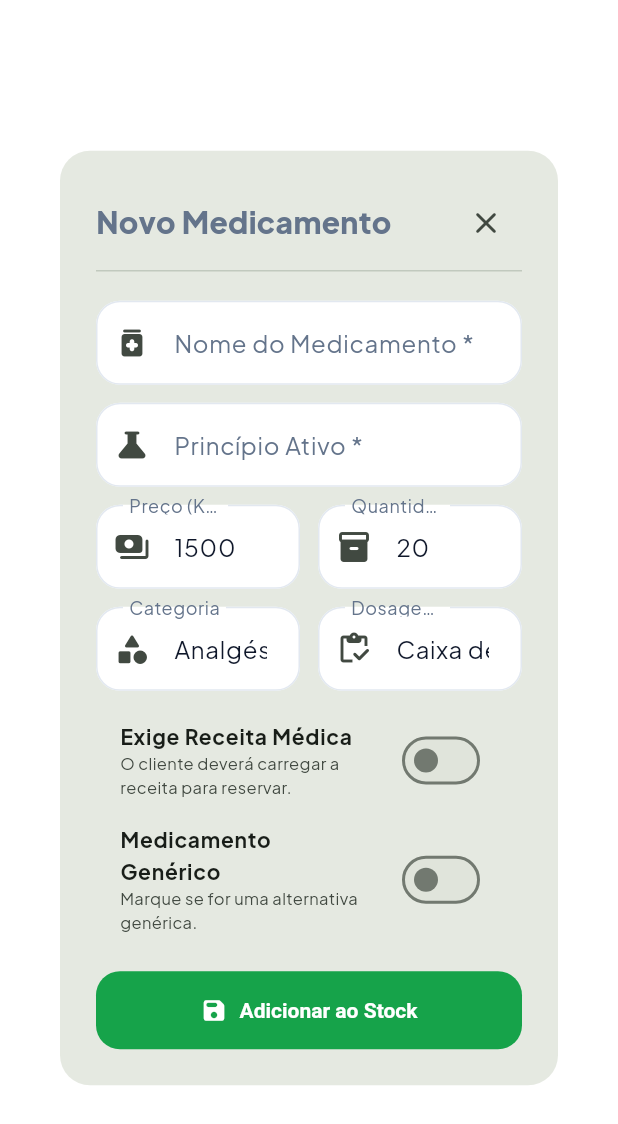
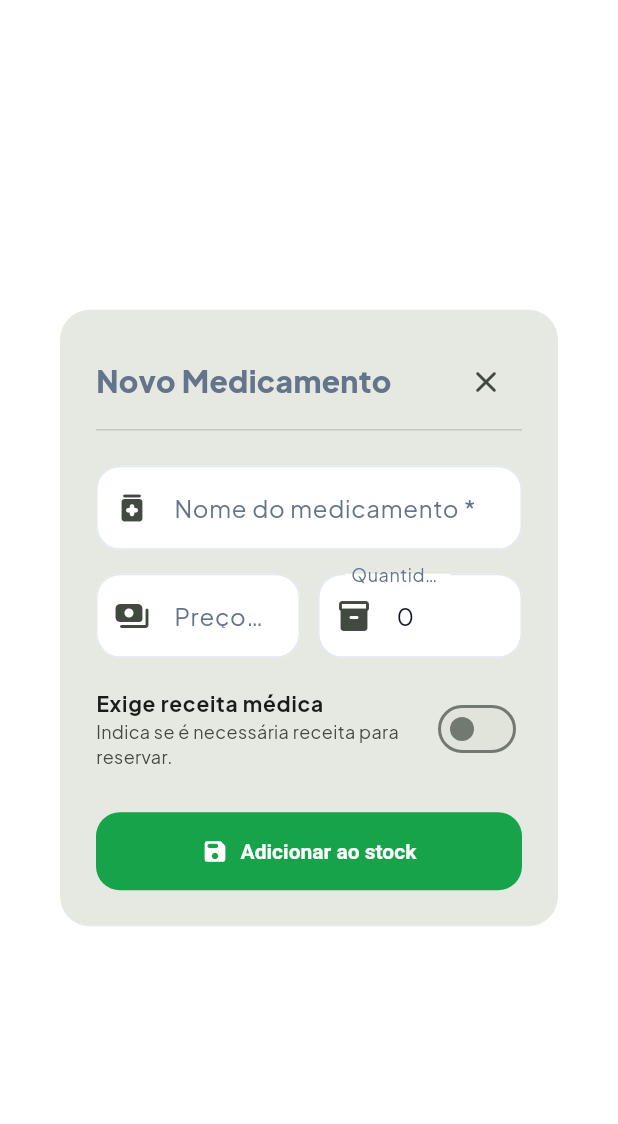
Before and after one commit to leandrofarmaja/farmaja_flutter_project, a Flutter app: the AddEditMedicineDialog widget shown alone on an empty page, opened directly with empty values, on a phone screen of 412 x 824 dp. Shown: the top 1124 px of the screen. Run offline on Flutter 3.47's test engine with Material 3 defaults, Android fonts, the phone set to English and light mode, and no system bars; our stand-ins replace flutter_riverpod, go_router, google_fonts, image_picker, supabase_flutter; accounts and stored records are empty.

Commit message:
Update add_edit_medicine_dialog.dart

```diff
--- a/lib/features/pharmacy_dashboard/presentation/widgets/add_edit_medicine_dialog.dart
+++ b/lib/features/pharmacy_dashboard/presentation/widgets/add_edit_medicine_dialog.dart
@@ -1,6 +1,6 @@
 import 'package:flutter/material.dart';
+
 import '../../../../core/constants/app_colors.dart';
-import '../../../../core/constants/app_constants.dart';
 import '../../../medicines/domain/medicine_model.dart';
 
 class AddEditMedicineDialog extends StatefulWidget {
@@ -14,115 +14,139 @@ class AddEditMedicineDialog extends StatefulWidget {
   });
 
   @override
-  State<AddEditMedicineDialog> createState() => _AddEditMedicineDialogState();
+  State<AddEditMedicineDialog> createState() =>
+      _AddEditMedicineDialogState();
 }
 
-class _AddEditMedicineDialogState extends State<AddEditMedicineDialog> {
+class _AddEditMedicineDialogState
+    extends State<AddEditMedicineDialog> {
   final _formKey = GlobalKey<FormState>();
 
-  late TextEditingController _nameController;
-  late TextEditingController _activeIngredientController;
-  late TextEditingController _categoryController;
-  late TextEditingController _dosageController;
-  late TextEditingController _priceController;
-  late TextEditingController _stockController;
-  late TextEditingController _descriptionController;
+  late final TextEditingController _nameController;
+  late final TextEditingController _priceController;
+  late final TextEditingController _stockController;
 
   bool _requiresPrescription = false;
-  bool _isGeneric = false;
-  String _selectedProvince = 'Luanda';
-  String _selectedDistrict = 'Talatona';
+  bool _isSaving = false;
 
   @override
   void initState() {
     super.initState();
 
-    final med = widget.medicine;
+    final medicine = widget.medicine;
 
     _nameController = TextEditingController(
-      text: med?.name ?? '',
-    );
-
-    _activeIngredientController = TextEditingController(
-      text: med?.activeIngredient ?? '',
-    );
-
-    _categoryController = TextEditingController(
-      text: med?.category ?? 'Analgésicos',
-    );
-
-    _dosageController = TextEditingController(
-      text: med?.dosage ?? 'Caixa de 20 Comprimidos',
+      text: medicine?.name ?? '',
     );
 
     _priceController = TextEditingController(
-      text: med?.priceKz.toInt().toString() ?? '1500',
+      text: medicine == null
+          ? ''
+          : medicine.priceKz.toStringAsFixed(0),
     );
 
     _stockController = TextEditingController(
-      text: med?.stockQuantity.toString() ?? '20',
+      text: medicine == null
+          ? '0'
+          : medicine.stockQuantity.toString(),
     );
 
-    _descriptionController = TextEditingController(
-      text: med?.description ?? '',
-    );
-
-    _requiresPrescription = med?.requiresPrescription ?? false;
-    _isGeneric = med?.isGeneric ?? false;
-    _selectedProvince = med?.province ?? 'Luanda';
-    _selectedDistrict = med?.district ?? 'Talatona';
+    _requiresPrescription =
+        medicine?.requiresPrescription ?? false;
   }
 
   @override
   void dispose() {
     _nameController.dispose();
-    _activeIngredientController.dispose();
-    _categoryController.dispose();
-    _dosageController.dispose();
     _priceController.dispose();
     _stockController.dispose();
-    _descriptionController.dispose();
     super.dispose();
   }
 
+  String? _validateName(String? value) {
+    if (value == null || value.trim().isEmpty) {
+      return 'Insira o nome do medicamento';
+    }
+
+    return null;
+  }
+
+  String? _validatePrice(String? value) {
+    final price = double.tryParse(
+      (value ?? '').trim().replaceAll(',', '.'),
+    );
+
+    if (price == null || !price.isFinite || price < 0) {
+      return 'Insira um preço válido';
+    }
+
+    return null;
+  }
+
+  String? _validateStock(String? value) {
+    final stock = int.tryParse((value ?? '').trim());
+
+    if (stock == null || stock < 0) {
+      return 'Insira uma quantidade inteira igual ou superior a zero';
+    }
+
+    return null;
+  }
+
   void _submit() {
-    if (_formKey.currentState!.validate()) {
-      final stock =
-          int.tryParse(_stockController.text.trim()) ?? 0;
+    if (_isSaving) return;
 
-      final price =
-          double.tryParse(_priceController.text.trim()) ?? 0.0;
+    if (!_formKey.currentState!.validate()) return;
 
-      final dosageInstructions =
-          _dosageController.text.trim().isEmpty
-              ? 'Seguir as indicações da bula ou orientação de um profissional de saúde.'
-              : _dosageController.text.trim();
+    final price = double.parse(
+      _priceController.text.trim().replaceAll(',', '.'),
+    );
 
-      final model = MedicineModel(
-        id: widget.medicine?.id ??
-            'med-${DateTime.now().millisecondsSinceEpoch}',
+    final stock = int.parse(_stockController.text.trim());
+    final existingMedicine = widget.medicine;
+
+    final medicine = MedicineModel(
+      // Em edição, conserva o UUID verdadeiro.
+      // Em criação, o serviço usa o UUID devolvido pelo Supabase.
+      id: existingMedicine?.id ?? '',
+      pharmacyId: existingMedicine?.pharmacyId ?? '',
       name: _nameController.text.trim(),
-        activeIngredient: _activeIngredientController.text.trim(),
-        category: _categoryController.text.trim(),
-        dosage: _dosageController.text.trim(),
-        dosageInstructions: dosageInstructions,
+      activeIngredient:
+          existingMedicine?.activeIngredient ?? '',
+      category: existingMedicine?.category ?? '',
+      dosage: existingMedicine?.dosage ?? '',
+      dosageInstructions:
+          existingMedicine?.dosageInstructions ?? '',
       priceKz: price,
-        pharmacyName:
-            widget.medicine?.pharmacyName ??
-                'Farmácia Mecofarma Talatona',
-        province: _selectedProvince,
-        district: _selectedDistrict,
+      pharmacyName: existingMedicine?.pharmacyName ?? '',
+      province: existingMedicine?.province ?? '',
+      district: existingMedicine?.district ?? '',
       inStock: stock > 0,
       stockQuantity: stock,
       requiresPrescription: _requiresPrescription,
-        isGeneric: _isGeneric,
-        description: _descriptionController.text.trim().isEmpty
-            ? 'Medicamento disponibilizado pela farmácia com garantia de autenticidade.'
-            : _descriptionController.text.trim(),
+      isGeneric: existingMedicine?.isGeneric ?? false,
+      genericAlternative:
+          existingMedicine?.genericAlternative,
+      description: existingMedicine?.description ?? '',
+      pharmacyLatitude: existingMedicine?.pharmacyLatitude,
+      pharmacyLongitude: existingMedicine?.pharmacyLongitude,
     );
 
-      widget.onSave(model);
-      Navigator.pop(context);
+    setState(() {
+      _isSaving = true;
+    });
+
+    // O ecrã que abriu o diálogo é responsável por o fechar.
+    // Não chamar Navigator.pop() aqui para evitar fechar duas vezes.
+    try {
+      widget.onSave(medicine);
+    } catch (_) {
+      if (mounted) {
+        setState(() {
+          _isSaving = false;
+        });
+      }
+      rethrow;
     }
   }
 
@@ -135,10 +159,8 @@ class _AddEditMedicineDialogState extends State<AddEditMedicineDialog> {
         borderRadius: BorderRadius.circular(20),
       ),
       child: ConstrainedBox(
-        constraints: const BoxConstraints(
-          maxWidth: 500,
-        ),
-        child: Container(
+        constraints: const BoxConstraints(maxWidth: 500),
+        child: Padding(
           padding: const EdgeInsets.all(24),
           child: SingleChildScrollView(
             child: Form(
@@ -148,10 +170,9 @@ class _AddEditMedicineDialogState extends State<AddEditMedicineDialog> {
                 crossAxisAlignment: CrossAxisAlignment.start,
                 children: [
                   Row(
-                    mainAxisAlignment:
-                        MainAxisAlignment.spaceBetween,
                     children: [
-                      Text(
+                      Expanded(
+                        child: Text(
                           isEditing
                               ? 'Editar Medicamento'
                               : 'Novo Medicamento',
@@ -160,91 +181,63 @@ class _AddEditMedicineDialogState extends State<AddEditMedicineDialog> {
                             fontWeight: FontWeight.w900,
                           ),
                         ),
+                      ),
                       IconButton(
-                        icon: const Icon(
-                          Icons.close_rounded,
-                        ),
-                        onPressed: () =>
-                            Navigator.pop(context),
+                        tooltip: 'Fechar',
+                        icon: const Icon(Icons.close_rounded),
+                        onPressed: _isSaving
+                            ? null
+                            : () => Navigator.of(context).pop(),
                       ),
                     ],
                   ),
+                  const Divider(),
+                  const SizedBox(height: 16),
 
-                  const Divider(),
-                  const SizedBox(height: 12),
-
-                  // Nome
                   TextFormField(
                     controller: _nameController,
+                    enabled: !_isSaving,
+                    textCapitalization: TextCapitalization.sentences,
                     decoration: const InputDecoration(
-                      labelText: 'Nome do Medicamento *',
-                      prefixIcon:
-                          Icon(Icons.medication_rounded),
+                      labelText: 'Nome do medicamento *',
+                      prefixIcon: Icon(Icons.medication_rounded),
                     ),
-                    validator: (v) =>
-                        v == null || v.isEmpty
-                            ? 'Insira o nome'
-                            : null,
+                    validator: _validateName,
                   ),
 
-                  const SizedBox(height: 12),
-
-                  // Princípio Ativo
-                  TextFormField(
-                    controller:
-                        _activeIngredientController,
-                    decoration: const InputDecoration(
-                      labelText: 'Princípio Ativo *',
-                      prefixIcon:
-                          Icon(Icons.science_rounded),
-                    ),
-                    validator: (v) =>
-                        v == null || v.isEmpty
-                            ? 'Insira o princípio ativo'
-                            : null,
-                  ),
-
-                  const SizedBox(height: 12),
+                  const SizedBox(height: 16),
 
                   Row(
+                    crossAxisAlignment: CrossAxisAlignment.start,
                     children: [
                       Expanded(
                         child: TextFormField(
                           controller: _priceController,
+                          enabled: !_isSaving,
                           keyboardType:
-                              TextInputType.number,
-                          decoration:
-                              const InputDecoration(
+                              const TextInputType.numberWithOptions(
+                            decimal: true,
+                          ),
+                          decoration: const InputDecoration(
                             labelText: 'Preço (Kz) *',
                             prefixIcon:
                                 Icon(Icons.payments_rounded),
                           ),
-                          validator: (v) =>
-                              v == null || v.isEmpty
-                                  ? 'Insira o preço'
-                                  : null,
+                          validator: _validatePrice,
                         ),
                       ),
-
                       const SizedBox(width: 12),
-
                       Expanded(
                         child: TextFormField(
                           controller: _stockController,
-                          keyboardType:
-                              TextInputType.number,
-                          decoration:
-                              const InputDecoration(
-                            labelText:
-                                'Quantidade em Stock *',
-                            prefixIcon: Icon(
-                              Icons.inventory_2_rounded,
+                          enabled: !_isSaving,
+                          keyboardType: TextInputType.number,
+                          decoration: const InputDecoration(
+                            labelText: 'Quantidade em stock *',
+                            prefixIcon:
+                                Icon(Icons.inventory_2_rounded),
                           ),
-                          ),
-                          validator: (v) =>
-                              v == null || v.isEmpty
-                                  ? 'Insira o stock'
-                                  : null,
+                          validator: _validateStock,
                         ),
                       ),
                     ],
@@ -252,99 +245,52 @@ class _AddEditMedicineDialogState extends State<AddEditMedicineDialog> {
 
                   const SizedBox(height: 12),
 
-                  Row(
-                    children: [
-                      Expanded(
-                        child: TextFormField(
-                          controller: _categoryController,
-                          decoration:
-                              const InputDecoration(
-                            labelText: 'Categoria',
-                            prefixIcon:
-                                Icon(Icons.category_rounded),
-                          ),
-                        ),
-                      ),
-
-                      const SizedBox(width: 12),
-
-                      Expanded(
-                        child: TextFormField(
-                          controller: _dosageController,
-                          decoration:
-                              const InputDecoration(
-                            labelText:
-                                'Dosagem / Apresentação',
-                            prefixIcon: Icon(
-                              Icons.inventory_rounded,
-                            ),
-                          ),
-                        ),
-                      ),
-                    ],
-                  ),
-
-                  const SizedBox(height: 12),
-
-                  // Receita médica
                   SwitchListTile(
+                    contentPadding: EdgeInsets.zero,
                     title: const Text(
-                      'Exige Receita Médica',
+                      'Exige receita médica',
                       style: TextStyle(
                         fontSize: 14,
                         fontWeight: FontWeight.bold,
                       ),
                     ),
                     subtitle: const Text(
-                      'O cliente deverá carregar a receita para reservar.',
-                      style: TextStyle(fontSize: 11),
+                      'Indica se é necessária receita para reservar.',
+                      style: TextStyle(fontSize: 12),
                     ),
                     value: _requiresPrescription,
                     activeColor: AppColors.primary,
-                    onChanged: (v) {
+                    onChanged: _isSaving
+                        ? null
+                        : (value) {
                             setState(() {
-                        _requiresPrescription = v;
+                              _requiresPrescription = value;
                             });
                           },
                   ),
 
-                  // Genérico
-                  SwitchListTile(
-                    title: const Text(
-                      'Medicamento Genérico',
-                      style: TextStyle(
-                        fontSize: 14,
-                        fontWeight: FontWeight.bold,
-                      ),
-                    ),
-                    subtitle: const Text(
-                      'Marque se for uma alternativa genérica.',
-                      style: TextStyle(fontSize: 11),
-                    ),
-                    value: _isGeneric,
-                    activeColor: AppColors.primary,
-                    onChanged: (v) {
-                      setState(() {
-                        _isGeneric = v;
-                      });
-                    },
-                  ),
+                  const SizedBox(height: 20),
 
-                  const SizedBox(height: 16),
-
-                  // Guardar
                   SizedBox(
                     width: double.infinity,
                     child: FilledButton.icon(
-                      icon: const Icon(
-                        Icons.save_rounded,
+                      icon: _isSaving
+                          ? const SizedBox(
+                              width: 18,
+                              height: 18,
+                              child: CircularProgressIndicator(
+                                strokeWidth: 2,
                               ),
+                            )
+                          : const Icon(Icons.save_rounded),
                       label: Text(
-                        isEditing
-                            ? 'Guardar Alterações'
-                            : 'Adicionar ao Stock',
+                        _isSaving
+                            ? 'A guardar...'
+                            : isEditing
+                                ? 'Guardar alterações'
+                                : 'Adicionar ao stock',
                       ),
-                      onPressed: _submit,
+                      onPressed: _isSaving ? null : _submit,
                     ),
                   ),
                 ],
```
Lines whose indentation alone changed are shown as unchanged.
